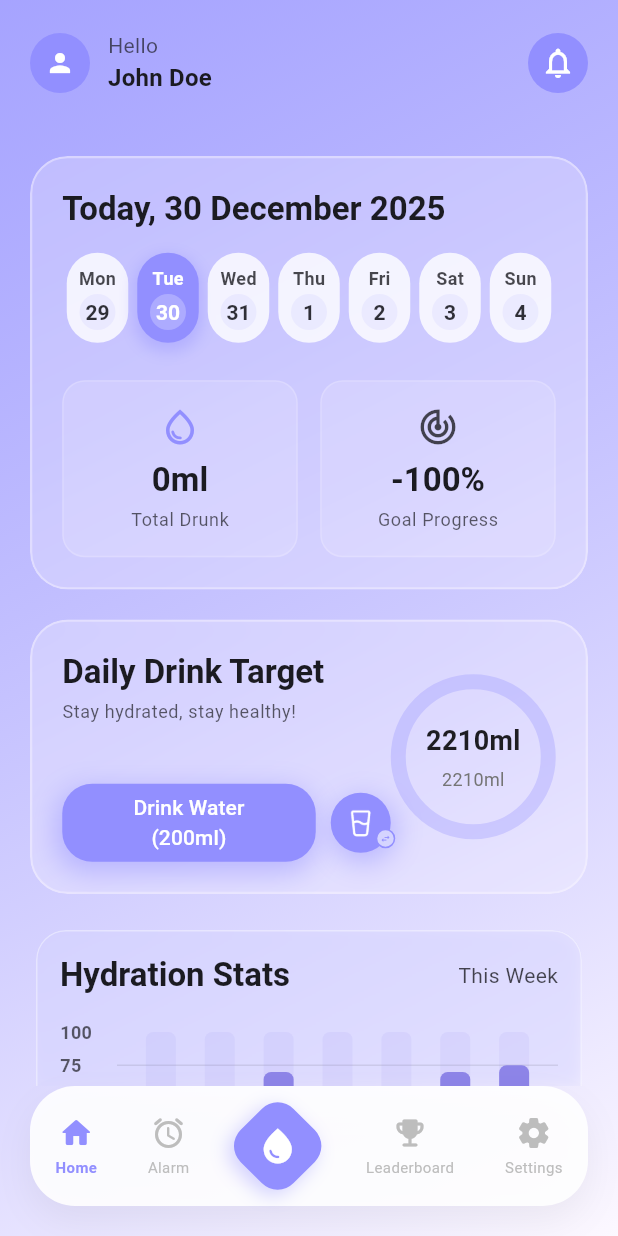
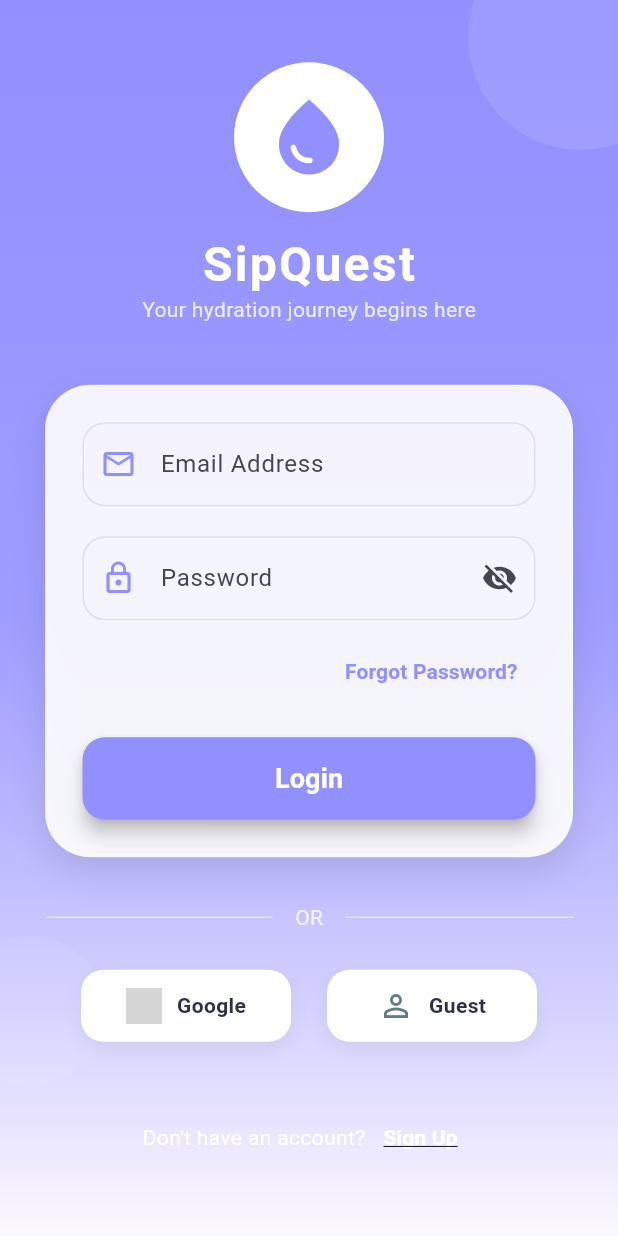
Before and after one commit to michalis-oik/AquaTrackerApp, a Flutter app: the screen it shows after launch, on a phone screen of 412 x 824 dp. Run offline on Flutter 3.47's test engine with Material 3 defaults, Android fonts, the phone set to English and light mode, and no system bars; drawn by our look-alikes of fl_chart, percent_indicator; network calls fail; grey boxes are pictures that could not be loaded.

Commit message:
login screen

```diff
--- a/lib/main.dart
+++ b/lib/main.dart
@@ -1,6 +1,7 @@
 import 'package:flutter/material.dart';
 import 'package:flutter/services.dart';
 import 'package:water_tracking_app/pages/main_screen.dart';
+import 'package:water_tracking_app/pages/login_page.dart';
 
 void main() {
   WidgetsFlutterBinding.ensureInitialized();
@@ -13,28 +14,27 @@ void main() {
 class MyApp extends StatelessWidget {
   const MyApp({super.key});
 
-  // This widget is the root of your application.
   @override
   Widget build(BuildContext context) {
     return MaterialApp(
-      title: 'Aqua Tracking App',
+      title: 'SipQuest',
       debugShowCheckedModeBanner: false,
       theme: ThemeData(
-        // Use colorScheme for modern Flutter theming
         colorScheme: ColorScheme.fromSeed(
-          seedColor: const Color(0xFF928FFF), // Your primary color
+          seedColor: const Color(0xFF928FFF),
           primary: const Color(0xFF928FFF),
           secondary: const Color(0xFFD5D4FF),
           outline: Colors.white.withValues(alpha: 0.7),
         ),
-
-        // You can also define other colors
         scaffoldBackgroundColor: const Color(0xFFD5D4FF),
-
-        // This makes sure other UI elements follow the theme
         useMaterial3: true,
       ),
-      home: const MainScreen(),
+      // Use routes for easier navigation switching
+      initialRoute: '/',
+      routes: {
+        '/': (context) => const LoginPage(),
+        '/home': (context) => const MainScreen(),
+      },
     );
   }
 }
--- /dev/null
+++ b/lib/pages/login_page.dart
@@ -0,0 +1,319 @@
+import 'package:flutter/material.dart';
+
+class LoginPage extends StatefulWidget {
+  const LoginPage({super.key});
+
+  @override
+  State<LoginPage> createState() => _LoginPageState();
+}
+
+class _LoginPageState extends State<LoginPage> {
+  final _formKey = GlobalKey<FormState>();
+  bool _isPasswordVisible = false;
+  bool _isLoading = false;
+
+  final TextEditingController _emailController = TextEditingController();
+  final TextEditingController _passwordController = TextEditingController();
+
+  void _handleLogin() {
+    if (_formKey.currentState!.validate()) {
+      setState(() => _isLoading = true);
+      // Simulate Firebase Auth
+      Future.delayed(const Duration(seconds: 2), () {
+        if (mounted) {
+          setState(() => _isLoading = false);
+          Navigator.pushReplacementNamed(context, '/home');
+        }
+      });
+    }
+  }
+
+  void _handleGoogleSignIn() {
+    setState(() => _isLoading = true);
+    Future.delayed(const Duration(milliseconds: 1500), () {
+      if (mounted) {
+        setState(() => _isLoading = false);
+        Navigator.pushReplacementNamed(context, '/home');
+      }
+    });
+  }
+
+  void _handleAnonymousSignIn() {
+    setState(() => _isLoading = true);
+    Future.delayed(const Duration(seconds: 1), () {
+      if (mounted) {
+        setState(() => _isLoading = false);
+        Navigator.pushReplacementNamed(context, '/home');
+      }
+    });
+  }
+
+  @override
+  Widget build(BuildContext context) {
+    final colorScheme = Theme.of(context).colorScheme;
+    final textTheme = Theme.of(context).textTheme;
+
+    return Scaffold(
+      body: Stack(
+        children: [
+          // Background Gradient
+          Container(
+            decoration: BoxDecoration(
+              gradient: LinearGradient(
+                colors: [
+                  colorScheme.primary,
+                  colorScheme.primary.withOpacity(0.8),
+                  colorScheme.surface,
+                ],
+                begin: Alignment.topCenter,
+                end: Alignment.bottomCenter,
+              ),
+            ),
+          ),
+          // Decorative Bubbles
+          Positioned(
+            top: -50,
+            right: -50,
+            child: _buildBubble(150, Colors.white.withOpacity(0.1)),
+          ),
+          Positioned(
+            bottom: 100,
+            left: -30,
+            child: _buildBubble(100, Colors.white.withOpacity(0.05)),
+          ),
+
+          SafeArea(
+            child: Center(
+              child: SingleChildScrollView(
+                padding: const EdgeInsets.symmetric(horizontal: 30),
+                child: Column(
+                  mainAxisAlignment: MainAxisAlignment.center,
+                  children: [
+                    // App Logo & Name
+                    _buildLogo(colorScheme),
+                    const SizedBox(height: 15),
+                    Text(
+                      'SipQuest',
+                      style: textTheme.headlineLarge?.copyWith(
+                        color: Colors.white,
+                        fontWeight: FontWeight.bold,
+                        letterSpacing: 1.5,
+                      ),
+                    ),
+                    Text(
+                      'Your hydration journey begins here',
+                      style: TextStyle(
+                        color: Colors.white.withOpacity(0.8),
+                        fontSize: 14,
+                      ),
+                    ),
+                    const SizedBox(height: 40),
+
+                    // Login Card
+                    Container(
+                      padding: const EdgeInsets.all(25),
+                      decoration: BoxDecoration(
+                        color: Colors.white.withOpacity(0.9),
+                        borderRadius: BorderRadius.circular(30),
+                        boxShadow: [
+                          BoxShadow(
+                            color: Colors.black.withOpacity(0.1),
+                            blurRadius: 20,
+                            offset: const Offset(0, 10),
+                          ),
+                        ],
+                      ),
+                      child: Form(
+                        key: _formKey,
+                        child: Column(
+                          children: [
+                            _buildTextField(
+                              controller: _emailController,
+                              label: 'Email Address',
+                              icon: Icons.email_outlined,
+                              validator: (val) => val!.contains('@') ? null : 'Enter a valid email',
+                            ),
+                            const SizedBox(height: 20),
+                            _buildTextField(
+                              controller: _passwordController,
+                              label: 'Password',
+                              icon: Icons.lock_outline,
+                              isPassword: true,
+                              validator: (val) => val!.length >= 6 ? null : 'Min 6 characters',
+                            ),
+                            const SizedBox(height: 10),
+                            Align(
+                              alignment: Alignment.centerRight,
+                              child: TextButton(
+                                onPressed: () {},
+                                child: Text(
+                                  'Forgot Password?',
+                                  style: TextStyle(color: colorScheme.primary, fontWeight: FontWeight.bold),
+                                ),
+                              ),
+                            ),
+                            const SizedBox(height: 20),
+                            SizedBox(
+                              width: double.infinity,
+                              height: 55,
+                              child: ElevatedButton(
+                                style: ElevatedButton.styleFrom(
+                                  backgroundColor: colorScheme.primary,
+                                  foregroundColor: Colors.white,
+                                  shape: RoundedRectangleBorder(borderRadius: BorderRadius.circular(15)),
+                                  elevation: 5,
+                                ),
+                                onPressed: _isLoading ? null : _handleLogin,
+                                child: _isLoading
+                                  ? const CircularProgressIndicator(color: Colors.white)
+                                  : const Text('Login', style: TextStyle(fontSize: 18, fontWeight: FontWeight.bold)),
+                              ),
+                            ),
+                          ],
+                        ),
+                      ),
+                    ),
+
+                    const SizedBox(height: 30),
+                    Row(
+                      children: [
+                        Expanded(child: Divider(color: Colors.white.withOpacity(0.5))),
+                        Padding(
+                          padding: const EdgeInsets.symmetric(horizontal: 15),
+                          child: Text('OR', style: TextStyle(color: Colors.white.withOpacity(0.8))),
+                        ),
+                        Expanded(child: Divider(color: Colors.white.withOpacity(0.5))),
+                      ],
+                    ),
+                    const SizedBox(height: 25),
+
+                    // Social Login Buttons
+                    Row(
+                      mainAxisAlignment: MainAxisAlignment.spaceEvenly,
+                      children: [
+                        _buildSocialButton(
+                          onTap: _handleGoogleSignIn,
+                          icon: 'https://cdn1.iconfinder.com/data/icons/google-s-logo/150/Google_Icons-09-512.png',
+                          label: 'Google',
+                        ),
+                        _buildSocialButton(
+                          onTap: _handleAnonymousSignIn,
+                          icon: '', // Using IconData for guest
+                          isGuest: true,
+                          label: 'Guest',
+                        ),
+                      ],
+                    ),
+
+                    const SizedBox(height: 40),
+                    Row(
+                      mainAxisAlignment: MainAxisAlignment.center,
+                      children: [
+                        const Text("Don't have an account?", style: TextStyle(color: Colors.white)),
+                        TextButton(
+                          onPressed: () {},
+                          child: const Text('Sign Up', style: TextStyle(color: Colors.white, fontWeight: FontWeight.bold, decoration: TextDecoration.underline)),
+                        ),
+                      ],
+                    ),
+                  ],
+                ),
+              ),
+            ),
+          ),
+        ],
+      ),
+    );
+  }
+
+  Widget _buildLogo(ColorScheme colorScheme) {
+    return Container(
+      padding: const EdgeInsets.all(20),
+      decoration: BoxDecoration(
+        color: Colors.white,
+        shape: BoxShape.circle,
+        boxShadow: [
+          BoxShadow(
+            color: colorScheme.primary.withOpacity(0.3),
+            blurRadius: 20,
+            spreadRadius: 5,
+          ),
+        ],
+      ),
+      child: Icon(Icons.water_drop, size: 60, color: colorScheme.primary),
+    );
+  }
+
+  Widget _buildBubble(double size, Color color) {
+    return Container(
+      width: size,
+      height: size,
+      decoration: BoxDecoration(
+        shape: BoxShape.circle,
+        color: color,
+      ),
+    );
+  }
+
+  Widget _buildTextField({
+    required TextEditingController controller,
+    required String label,
+    required IconData icon,
+    bool isPassword = false,
+    String? Function(String?)? validator,
+  }) {
+    return TextFormField(
+      controller: controller,
+      obscureText: isPassword && !_isPasswordVisible,
+      validator: validator,
+      decoration: InputDecoration(
+        labelText: label,
+        prefixIcon: Icon(icon, color: const Color(0xFF928FFF)),
+        suffixIcon: isPassword
+          ? IconButton(
+              icon: Icon(_isPasswordVisible ? Icons.visibility : Icons.visibility_off),
+              onPressed: () => setState(() => _isPasswordVisible = !_isPasswordVisible),
+            )
+          : null,
+        border: OutlineInputBorder(borderRadius: BorderRadius.circular(15)),
+        enabledBorder: OutlineInputBorder(
+          borderRadius: BorderRadius.circular(15),
+          borderSide: BorderSide(color: Colors.grey.shade300),
+        ),
+      ),
+    );
+  }
+
+  Widget _buildSocialButton({
+    required VoidCallback onTap,
+    required String icon,
+    required String label,
+    bool isGuest = false,
+  }) {
+    return InkWell(
+      onTap: onTap,
+      child: Container(
+        width: 140,
+        padding: const EdgeInsets.symmetric(vertical: 12),
+        decoration: BoxDecoration(
+          color: Colors.white,
+          borderRadius: BorderRadius.circular(15),
+          boxShadow: [
+            BoxShadow(color: Colors.black.withOpacity(0.05), blurRadius: 10, offset: const Offset(0, 5)),
+          ],
+        ),
+        child: Row(
+          mainAxisAlignment: MainAxisAlignment.center,
+          children: [
+            if (isGuest)
+              const Icon(Icons.person_outline, color: Colors.blueGrey)
+            else
+              Image.network(icon, height: 24),
+            const SizedBox(width: 10),
+            Text(label, style: const TextStyle(fontWeight: FontWeight.bold, color: Color(0xFF2D3142))),
+          ],
+        ),
+      ),
+    );
+  }
+}
```
